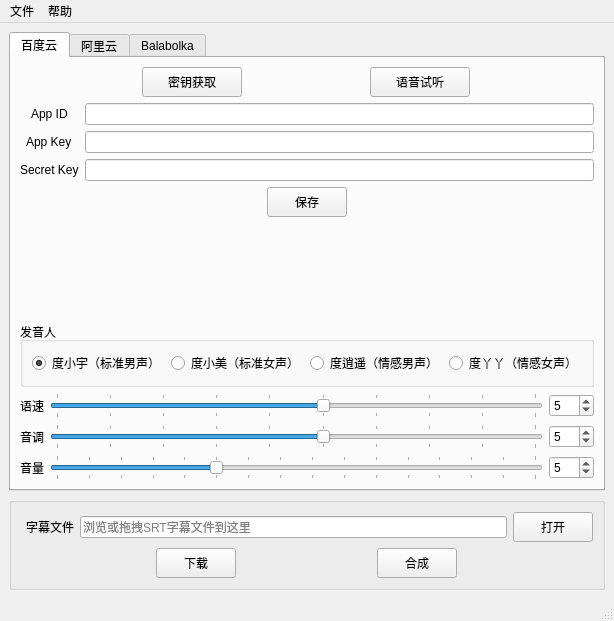
Before: the Qt Designer form mainwindow.ui in kizx/subtitle2audio, drawn with Qt 5.
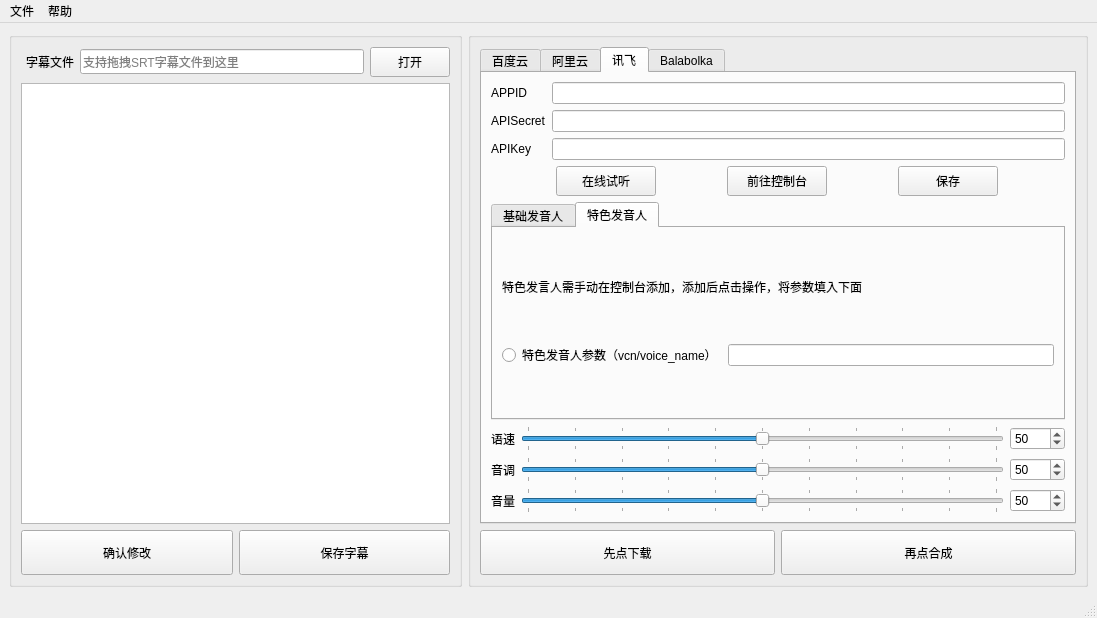
After: the same form once the commit is applied. The open tabs and pages were chosen to show the change. Custom widgets are drawn as their Qt base class.

Diff of the .ui file:
```diff
--- a/mainwindow.ui
+++ b/mainwindow.ui
@@ -6,17 +6,23 @@
    <rect>
     <x>0</x>
     <y>0</y>
-    <width>606</width>
-    <height>621</height>
+    <width>1097</width>
+    <height>606</height>
    </rect>
   </property>
   <property name="windowTitle">
    <string>字幕朗读器</string>
   </property>
   <widget class="QWidget" name="centralwidget">
-   <layout class="QGridLayout" name="gridLayout_6">
-    <item row="1" column="0">
+   <layout class="QHBoxLayout" name="horizontalLayout_20">
+    <item>
      <widget class="QGroupBox" name="groupBox">
+      <property name="sizePolicy">
+       <sizepolicy hsizetype="Expanding" vsizetype="Preferred">
+        <horstretch>0</horstretch>
+        <verstretch>0</verstretch>
+       </sizepolicy>
+      </property>
       <property name="title">
        <string/>
       </property>
@@ -35,11 +41,17 @@
          </item>
          <item>
           <widget class="MyQLine" name="file_path">
-           <property name="dragEnabled">
-            <bool>false</bool>
+           <property name="minimumSize">
+            <size>
+             <width>0</width>
+             <height>25</height>
+            </size>
+           </property>
+           <property name="readOnly">
+            <bool>true</bool>
            </property>
            <property name="placeholderText">
-            <string>浏览或拖拽SRT字幕文件到这里</string>
+            <string>支持拖拽SRT字幕文件到这里</string>
            </property>
           </widget>
          </item>
@@ -68,33 +80,43 @@
         </layout>
        </item>
        <item>
-        <layout class="QHBoxLayout" name="horizontalLayout_4">
-         <item>
-          <widget class="QPushButton" name="download">
-           <property name="sizePolicy">
-            <sizepolicy hsizetype="Fixed" vsizetype="Fixed">
-             <horstretch>0</horstretch>
-             <verstretch>0</verstretch>
-            </sizepolicy>
-           </property>
+        <widget class="MyQPlainTextEdit" name="subtext">
+         <property name="font">
+          <font>
+           <family>Microsoft YaHei UI</family>
+           <pointsize>10</pointsize>
+          </font>
+         </property>
+         <property name="statusTip">
+          <string>浏览编辑字幕</string>
+         </property>
+         <property name="plainText">
+          <string/>
+         </property>
+        </widget>
+       </item>
+       <item>
+        <layout class="QHBoxLayout" name="horizontalLayout_21">
+         <item>
+          <widget class="QPushButton" name="editsub">
            <property name="minimumSize">
             <size>
              <width>0</width>
-             <height>30</height>
+             <height>45</height>
             </size>
            </property>
            <property name="statusTip">
-            <string>先下载再合成</string>
+            <string>确认后修改才会生效</string>
            </property>
            <property name="text">
-            <string>下载</string>
+            <string>确认修改</string>
            </property>
           </widget>
          </item>
          <item>
-          <widget class="QPushButton" name="generate">
+          <widget class="QPushButton" name="save_sub">
            <property name="sizePolicy">
-            <sizepolicy hsizetype="Fixed" vsizetype="Fixed">
+            <sizepolicy hsizetype="Preferred" vsizetype="Fixed">
              <horstretch>0</horstretch>
              <verstretch>0</verstretch>
             </sizepolicy>
@@ -102,14 +124,14 @@
            <property name="minimumSize">
             <size>
              <width>0</width>
-             <height>30</height>
+             <height>45</height>
             </size>
            </property>
            <property name="statusTip">
-            <string>当前平台要选择正确</string>
+            <string>保存会覆盖源文件</string>
            </property>
            <property name="text">
-            <string>合成</string>
+            <string>保存字幕</string>
            </property>
           </widget>
          </item>
@@ -118,13 +140,25 @@
       </layout>
      </widget>
     </item>
-    <item row="0" column="0">
+    <item>
+     <widget class="QGroupBox" name="groupBox_2">
+      <property name="title">
+       <string/>
+      </property>
+      <layout class="QVBoxLayout" name="verticalLayout_10">
+       <item>
      <widget class="QTabWidget" name="tabWidget">
+         <property name="sizePolicy">
+          <sizepolicy hsizetype="Preferred" vsizetype="Expanding">
+           <horstretch>0</horstretch>
+           <verstretch>0</verstretch>
+          </sizepolicy>
+         </property>
       <property name="acceptDrops">
        <bool>false</bool>
       </property>
       <property name="currentIndex">
-       <number>2</number>
+          <number>0</number>
       </property>
       <widget class="QWidget" name="baidu">
        <attribute name="title">
@@ -132,53 +166,11 @@
        </attribute>
        <layout class="QVBoxLayout" name="verticalLayout_3">
         <item>
-         <layout class="QHBoxLayout" name="horizontalLayout">
-          <item>
-           <widget class="QPushButton" name="baiduapi">
-            <property name="sizePolicy">
-             <sizepolicy hsizetype="Fixed" vsizetype="Fixed">
-              <horstretch>0</horstretch>
-              <verstretch>0</verstretch>
-             </sizepolicy>
-            </property>
-            <property name="minimumSize">
-             <size>
-              <width>100</width>
-              <height>30</height>
-             </size>
-            </property>
-            <property name="text">
-             <string>密钥获取</string>
-            </property>
-           </widget>
-          </item>
-          <item>
-           <widget class="QPushButton" name="baiduai">
-            <property name="sizePolicy">
-             <sizepolicy hsizetype="Fixed" vsizetype="Fixed">
-              <horstretch>0</horstretch>
-              <verstretch>0</verstretch>
-             </sizepolicy>
-            </property>
-            <property name="minimumSize">
-             <size>
-              <width>100</width>
-              <height>30</height>
-             </size>
-            </property>
-            <property name="toolTip">
-             <string>前往官网试听</string>
-            </property>
-            <property name="statusTip">
-             <string>前往官网试听</string>
-            </property>
-            <property name="text">
-             <string>语音试听</string>
-            </property>
-           </widget>
-          </item>
-         </layout>
-        </item>
+            <widget class="QGroupBox" name="groupBox_4">
+             <property name="title">
+              <string/>
+             </property>
+             <layout class="QVBoxLayout" name="verticalLayout">
         <item>
          <layout class="QFormLayout" name="formLayout">
           <property name="labelAlignment">
@@ -233,6 +225,25 @@
         </item>
         <item>
          <layout class="QHBoxLayout" name="horizontalLayout_3">
+                <item>
+                 <widget class="QPushButton" name="baiduapi">
+                  <property name="sizePolicy">
+                   <sizepolicy hsizetype="Fixed" vsizetype="Fixed">
+                    <horstretch>0</horstretch>
+                    <verstretch>0</verstretch>
+                   </sizepolicy>
+                  </property>
+                  <property name="minimumSize">
+                   <size>
+                    <width>100</width>
+                    <height>30</height>
+                   </size>
+                  </property>
+                  <property name="text">
+                   <string>前往官网</string>
+                  </property>
+                 </widget>
+                </item>
           <item>
            <widget class="QPushButton" name="save_bd">
             <property name="sizePolicy">
@@ -243,11 +254,11 @@
             </property>
             <property name="minimumSize">
              <size>
-              <width>0</width>
+                    <width>100</width>
               <height>30</height>
              </size>
             </property>
-            <property name="toolTip">
+                  <property name="statusTip">
              <string>必须先保存</string>
             </property>
             <property name="styleSheet">
@@ -256,42 +267,21 @@
             <property name="text">
              <string>保存</string>
             </property>
-            <property name="checkable">
-             <bool>false</bool>
-            </property>
-            <property name="autoDefault">
-             <bool>false</bool>
-            </property>
-            <property name="default">
-             <bool>false</bool>
-            </property>
-            <property name="flat">
-             <bool>false</bool>
-            </property>
            </widget>
           </item>
          </layout>
         </item>
-        <item>
-         <spacer name="verticalSpacer">
-          <property name="orientation">
-           <enum>Qt::Vertical</enum>
-          </property>
-          <property name="sizeHint" stdset="0">
-           <size>
-            <width>20</width>
-            <height>40</height>
-           </size>
-          </property>
-         </spacer>
-        </item>
-        <item>
-         <layout class="QVBoxLayout" name="verticalLayout">
-          <property name="leftMargin">
-           <number>0</number>
-          </property>
+             </layout>
+            </widget>
+           </item>
           <item>
            <widget class="QGroupBox" name="person">
+             <property name="sizePolicy">
+              <sizepolicy hsizetype="Preferred" vsizetype="Preferred">
+               <horstretch>0</horstretch>
+               <verstretch>1</verstretch>
+              </sizepolicy>
+             </property>
             <property name="title">
              <string>发音人</string>
             </property>
@@ -345,25 +335,24 @@
             </layout>
            </widget>
           </item>
-         </layout>
-        </item>
         <item>
-         <layout class="QFormLayout" name="formLayout_2">
-          <property name="labelAlignment">
-           <set>Qt::AlignCenter</set>
-          </property>
-          <item row="0" column="0">
-           <widget class="QLabel" name="label_5">
-            <property name="text">
-             <string>语速</string>
-            </property>
-            <property name="alignment">
-             <set>Qt::AlignLeading|Qt::AlignLeft|Qt::AlignVCenter</set>
-            </property>
-           </widget>
-          </item>
-          <item row="0" column="1">
+            <widget class="QGroupBox" name="groupBox_3">
+             <property name="title">
+              <string/>
+             </property>
+             <layout class="QVBoxLayout" name="verticalLayout_11">
+              <item>
            <layout class="QHBoxLayout" name="horizontalLayout_14">
+                <item>
+                 <widget class="QLabel" name="label_5">
+                  <property name="text">
+                   <string>语速</string>
+                  </property>
+                  <property name="alignment">
+                   <set>Qt::AlignLeading|Qt::AlignLeft|Qt::AlignVCenter</set>
+                  </property>
+                 </widget>
+                </item>
             <item>
              <widget class="QSlider" name="spd_bd">
               <property name="maximum">
@@ -398,24 +387,24 @@
             </item>
            </layout>
           </item>
-          <item row="1" column="0">
-           <widget class="QLabel" name="label_6">
-            <property name="sizePolicy">
-             <sizepolicy hsizetype="Preferred" vsizetype="Preferred">
-              <horstretch>0</horstretch>
-              <verstretch>0</verstretch>
-             </sizepolicy>
-            </property>
-            <property name="text">
-             <string>音调</string>
-            </property>
-            <property name="alignment">
-             <set>Qt::AlignCenter</set>
-            </property>
-           </widget>
-          </item>
-          <item row="1" column="1">
+              <item>
            <layout class="QHBoxLayout" name="horizontalLayout_15">
+                <item>
+                 <widget class="QLabel" name="label_6">
+                  <property name="sizePolicy">
+                   <sizepolicy hsizetype="Preferred" vsizetype="Preferred">
+                    <horstretch>0</horstretch>
+                    <verstretch>0</verstretch>
+                   </sizepolicy>
+                  </property>
+                  <property name="text">
+                   <string>音调</string>
+                  </property>
+                  <property name="alignment">
+                   <set>Qt::AlignCenter</set>
+                  </property>
+                 </widget>
+                </item>
             <item>
              <widget class="QSlider" name="pit_bd">
               <property name="maximum">
@@ -450,15 +439,15 @@
             </item>
            </layout>
           </item>
-          <item row="2" column="0">
-           <widget class="QLabel" name="label_7">
-            <property name="text">
-             <string>音量</string>
-            </property>
-           </widget>
-          </item>
-          <item row="2" column="1">
+              <item>
            <layout class="QHBoxLayout" name="horizontalLayout_16">
+                <item>
+                 <widget class="QLabel" name="label_7">
+                  <property name="text">
+                   <string>音量</string>
+                  </property>
+                 </widget>
+                </item>
             <item>
              <widget class="QSlider" name="vol_bd">
               <property name="maximum">
@@ -497,6 +486,7 @@
            </layout>
           </item>
          </layout>
+            </widget>
         </item>
        </layout>
       </widget>
@@ -506,59 +496,11 @@
        </attribute>
        <layout class="QVBoxLayout" name="verticalLayout_4">
         <item>
-         <layout class="QHBoxLayout" name="horizontalLayout_6">
-          <item>
-           <widget class="QPushButton" name="aliapi">
-            <property name="sizePolicy">
-             <sizepolicy hsizetype="Fixed" vsizetype="Fixed">
-              <horstretch>0</horstretch>
-              <verstretch>0</verstretch>
-             </sizepolicy>
-            </property>
-            <property name="minimumSize">
-             <size>
-              <width>100</width>
-              <height>30</height>
-             </size>
-            </property>
-            <property name="toolTip">
-             <string>需要在两个页面分别获取以下信息</string>
-            </property>
-            <property name="statusTip">
-             <string>需要在两个页面分别获取以下信息</string>
-            </property>
-            <property name="text">
-             <string>密钥获取</string>
-            </property>
-           </widget>
-          </item>
-          <item>
-           <widget class="QPushButton" name="aliai">
-            <property name="sizePolicy">
-             <sizepolicy hsizetype="Fixed" vsizetype="Fixed">
-              <horstretch>0</horstretch>
-              <verstretch>0</verstretch>
-             </sizepolicy>
-            </property>
-            <property name="minimumSize">
-             <size>
-              <width>100</width>
-              <height>30</height>
-             </size>
-            </property>
-            <property name="toolTip">
-             <string>前往官网试听</string>
-            </property>
-            <property name="statusTip">
-             <string>前往官网试听</string>
-            </property>
-            <property name="text">
-             <string>语音试听</string>
-            </property>
-           </widget>
-          </item>
-         </layout>
-        </item>
+            <widget class="QGroupBox" name="groupBox_6">
+             <property name="title">
+              <string/>
+             </property>
+             <layout class="QVBoxLayout" name="verticalLayout_13">
         <item>
          <layout class="QFormLayout" name="formLayout_3">
           <property name="labelAlignment">
@@ -616,6 +558,56 @@
         </item>
         <item>
          <layout class="QHBoxLayout" name="horizontalLayout_7">
+                <item>
+                 <widget class="QPushButton" name="aliai">
+                  <property name="sizePolicy">
+                   <sizepolicy hsizetype="Fixed" vsizetype="Fixed">
+                    <horstretch>0</horstretch>
+                    <verstretch>0</verstretch>
+                   </sizepolicy>
+                  </property>
+                  <property name="minimumSize">
+                   <size>
+                    <width>100</width>
+                    <height>30</height>
+                   </size>
+                  </property>
+                  <property name="toolTip">
+                   <string>前往官网试听</string>
+                  </property>
+                  <property name="statusTip">
+                   <string>前往官网试听</string>
+                  </property>
+                  <property name="text">
+                   <string>在线试听</string>
+                  </property>
+                 </widget>
+                </item>
+                <item>
+                 <widget class="QPushButton" name="aliapi">
+                  <property name="sizePolicy">
+                   <sizepolicy hsizetype="Fixed" vsizetype="Fixed">
+                    <horstretch>0</horstretch>
+                    <verstretch>0</verstretch>
+                   </sizepolicy>
+                  </property>
+                  <property name="minimumSize">
+                   <size>
+                    <width>100</width>
+                    <height>30</height>
+                   </size>
+                  </property>
+                  <property name="toolTip">
+                   <string>需要在两个页面分别获取以上信息</string>
+                  </property>
+                  <property name="statusTip">
+                   <string>需要在两个页面分别获取以上信息</string>
+                  </property>
+                  <property name="text">
+                   <string>前往控制台</string>
+                  </property>
+                 </widget>
+                </item>
           <item>
            <widget class="QPushButton" name="save_ali">
             <property name="sizePolicy">
@@ -626,13 +618,10 @@
             </property>
             <property name="minimumSize">
              <size>
-              <width>0</width>
+                    <width>100</width>
               <height>30</height>
              </size>
             </property>
-            <property name="toolTip">
-             <string>必须先保存</string>
-            </property>
             <property name="statusTip">
              <string>必须先保存</string>
             </property>
@@ -655,23 +644,19 @@
           </item>
          </layout>
         </item>
-        <item>
-         <spacer name="verticalSpacer_2">
-          <property name="orientation">
-           <enum>Qt::Vertical</enum>
-          </property>
-          <property name="sizeHint" stdset="0">
-           <size>
-            <width>20</width>
-            <height>40</height>
-           </size>
-          </property>
-         </spacer>
+             </layout>
+            </widget>
         </item>
         <item>
          <layout class="QVBoxLayout" name="verticalLayout_6">
           <item>
            <widget class="QTabWidget" name="PerTab">
+               <property name="sizePolicy">
+                <sizepolicy hsizetype="Expanding" vsizetype="Expanding">
+                 <horstretch>0</horstretch>
+                 <verstretch>1</verstretch>
+                </sizepolicy>
+               </property>
             <property name="toolTip">
              <string/>
             </property>
@@ -682,7 +667,7 @@
              <string/>
             </property>
             <property name="currentIndex">
-             <number>5</number>
+                <number>0</number>
             </property>
             <widget class="QWidget" name="tab_1">
              <attribute name="title">
@@ -1214,19 +1199,26 @@
          </layout>
         </item>
         <item>
-         <layout class="QFormLayout" name="formLayout_4">
-          <property name="labelAlignment">
-           <set>Qt::AlignCenter</set>
-          </property>
-          <item row="0" column="0">
-           <widget class="QLabel" name="label_9">
-            <property name="text">
-             <string>语速</string>
-            </property>
-           </widget>
-          </item>
-          <item row="0" column="1">
+            <widget class="QGroupBox" name="groupBox_5">
+             <property name="sizePolicy">
+              <sizepolicy hsizetype="Preferred" vsizetype="Preferred">
+               <horstretch>0</horstretch>
+               <verstretch>0</verstretch>
+              </sizepolicy>
+             </property>
+             <property name="title">
+              <string/>
+             </property>
+             <layout class="QVBoxLayout" name="verticalLayout_12">
+              <item>
            <layout class="QHBoxLayout" name="horizontalLayout_10">
+                <item>
+                 <widget class="QLabel" name="label_9">
+                  <property name="text">
+                   <string>语速</string>
+                  </property>
+                 </widget>
+                </item>
             <item>
              <widget class="QSlider" name="spd_ali">
               <property name="minimum">
@@ -1273,24 +1265,24 @@
             </item>
            </layout>
           </item>
-          <item row="1" column="0">
-           <widget class="QLabel" name="label_10">
-            <property name="sizePolicy">
-             <sizepolicy hsizetype="Preferred" vsizetype="Preferred">
-              <horstretch>0</horstretch>
-              <verstretch>0</verstretch>
-             </sizepolicy>
-            </property>
-            <property name="text">
-             <string>音调</string>
-            </property>
-            <property name="alignment">
-             <set>Qt::AlignCenter</set>
-            </property>
-           </widget>
-          </item>
-          <item row="1" column="1">
+              <item>
            <layout class="QHBoxLayout" name="horizontalLayout_12">
+                <item>
+                 <widget class="QLabel" name="label_10">
+                  <property name="sizePolicy">
+                   <sizepolicy hsizetype="Preferred" vsizetype="Preferred">
+                    <horstretch>0</horstretch>
+                    <verstretch>0</verstretch>
+                   </sizepolicy>
+                  </property>
+                  <property name="text">
+                   <string>音调</string>
+                  </property>
+                  <property name="alignment">
+                   <set>Qt::AlignCenter</set>
+                  </property>
+                 </widget>
+                </item>
             <item>
              <widget class="QSlider" name="pit_ali">
               <property name="minimum">
@@ -1337,15 +1329,15 @@
             </item>
            </layout>
           </item>
-          <item row="2" column="0">
-           <widget class="QLabel" name="label_11">
-            <property name="text">
-             <string>音量</string>
-            </property>
-           </widget>
-          </item>
-          <item row="2" column="1">
+              <item>
            <layout class="QHBoxLayout" name="horizontalLayout_13">
+                <item>
+                 <widget class="QLabel" name="label_11">
+                  <property name="text">
+                   <string>音量</string>
+                  </property>
+                 </widget>
+                </item>
             <item>
              <widget class="QSlider" name="vol_ali">
               <property name="maximum">
@@ -1387,6 +1379,7 @@
            </layout>
           </item>
          </layout>
+            </widget>
         </item>
         <item>
          <layout class="QHBoxLayout" name="horizontalLayout_8">
@@ -1455,6 +1448,395 @@
         </item>
        </layout>
       </widget>
+         <widget class="QWidget" name="tab">
+          <attribute name="title">
+           <string>讯飞</string>
+          </attribute>
+          <layout class="QVBoxLayout" name="verticalLayout_8">
+           <item>
+            <layout class="QFormLayout" name="formLayout_5">
+             <item row="0" column="0">
+              <widget class="QLabel" name="label_8">
+               <property name="text">
+                <string>APPID</string>
+               </property>
+              </widget>
+             </item>
+             <item row="0" column="1">
+              <widget class="QLineEdit" name="app_id_xf"/>
+             </item>
+             <item row="1" column="0">
+              <widget class="QLabel" name="label_12">
+               <property name="text">
+                <string>APISecret</string>
+               </property>
+              </widget>
+             </item>
+             <item row="1" column="1">
+              <widget class="QLineEdit" name="api_secret_xf">
+               <property name="echoMode">
+                <enum>QLineEdit::PasswordEchoOnEdit</enum>
+               </property>
+              </widget>
+             </item>
+             <item row="2" column="0">
+              <widget class="QLabel" name="label_13">
+               <property name="text">
+                <string>APIKey</string>
+               </property>
+              </widget>
+             </item>
+             <item row="2" column="1">
+              <widget class="QLineEdit" name="api_key_xf"/>
+             </item>
+            </layout>
+           </item>
+           <item>
+            <layout class="QHBoxLayout" name="horizontalLayout">
+             <item>
+              <widget class="QPushButton" name="xfai">
+               <property name="sizePolicy">
+                <sizepolicy hsizetype="Fixed" vsizetype="Fixed">
+                 <horstretch>0</horstretch>
+                 <verstretch>0</verstretch>
+                </sizepolicy>
+               </property>
+               <property name="minimumSize">
+                <size>
+                 <width>100</width>
+                 <height>30</height>
+                </size>
+               </property>
+               <property name="text">
+                <string>在线试听</string>
+               </property>
+              </widget>
+             </item>
+             <item>
+              <widget class="QPushButton" name="xfapi">
+               <property name="sizePolicy">
+                <sizepolicy hsizetype="Fixed" vsizetype="Fixed">
+                 <horstretch>0</horstretch>
+                 <verstretch>0</verstretch>
+                </sizepolicy>
+               </property>
+               <property name="minimumSize">
+                <size>
+                 <width>100</width>
+                 <height>30</height>
+                </size>
+               </property>
+               <property name="text">
+                <string>前往控制台</string>
+               </property>
+              </widget>
+             </item>
+             <item>
+              <widget class="QPushButton" name="save_xf">
+               <property name="sizePolicy">
+                <sizepolicy hsizetype="Fixed" vsizetype="Fixed">
+                 <horstretch>0</horstretch>
+                 <verstretch>0</verstretch>
+                </sizepolicy>
+               </property>
+               <property name="minimumSize">
+                <size>
+                 <width>100</width>
+                 <height>30</height>
+                </size>
+               </property>
+               <property name="statusTip">
+                <string>必须先保存</string>
+               </property>
+               <property name="text">
+                <string>保存</string>
+               </property>
+              </widget>
+             </item>
+            </layout>
+           </item>
+           <item>
+            <widget class="QTabWidget" name="tabWidget_2">
+             <property name="currentIndex">
+              <number>0</number>
+             </property>
+             <widget class="QWidget" name="tab_7">
+              <attribute name="title">
+               <string>基础发音人</string>
+              </attribute>
+              <layout class="QGridLayout" name="gridLayout_9">
+               <item row="0" column="0">
+                <widget class="QRadioButton" name="xiaoyan">
+                 <property name="text">
+                  <string>小燕 甜美女生</string>
+                 </property>
+                 <property name="checked">
+                  <bool>true</bool>
+                 </property>
+                 <attribute name="buttonGroup">
+                  <string notr="true">per_xf</string>
+                 </attribute>
+                </widget>
+               </item>
+               <item row="0" column="1">
+                <widget class="QRadioButton" name="aisjiuxu">
+                 <property name="text">
+                  <string>许久 亲切男声</string>
+                 </property>
+                 <attribute name="buttonGroup">
+                  <string notr="true">per_xf</string>
+                 </attribute>
+                </widget>
+               </item>
+               <item row="0" column="2">
+                <widget class="QRadioButton" name="aisxping">
+                 <property name="text">
+                  <string>小萍 知性女声</string>
+                 </property>
+                 <attribute name="buttonGroup">
+                  <string notr="true">per_xf</string>
+                 </attribute>
+                </widget>
+               </item>
+               <item row="0" column="3">
+                <widget class="QRadioButton" name="aisjinger">
+                 <property name="text">
+                  <string>小婧 亲切女声</string>
+                 </property>
+                 <attribute name="buttonGroup">
+                  <string notr="true">per_xf</string>
+                 </attribute>
+                </widget>
+               </item>
+               <item row="1" column="0">
+                <widget class="QRadioButton" name="aisbabyxu">
+                 <property name="text">
+                  <string>许小宝 可爱童声</string>
+                 </property>
+                 <attribute name="buttonGroup">
+                  <string notr="true">per_xf</string>
+                 </attribute>
+                </widget>
+               </item>
+              </layout>
+             </widget>
+             <widget class="QWidget" name="tab_8">
+              <attribute name="title">
+               <string>特色发音人</string>
+              </attribute>
+              <layout class="QVBoxLayout" name="verticalLayout_9">
+               <item>
+                <widget class="QLabel" name="label_18">
+                 <property name="sizePolicy">
+                  <sizepolicy hsizetype="Preferred" vsizetype="Fixed">
+                   <horstretch>0</horstretch>
+                   <verstretch>0</verstretch>
+                  </sizepolicy>
+                 </property>
+                 <property name="text">
+                  <string>特色发言人需手动在控制台添加，添加后点击操作，将参数填入下面</string>
+                 </property>
+                </widget>
+               </item>
+               <item>
+                <layout class="QHBoxLayout" name="horizontalLayout_19">
+                 <item>
+                  <widget class="QRadioButton" name="tsvcn">
+                   <property name="sizePolicy">
+                    <sizepolicy hsizetype="Fixed" vsizetype="Fixed">
+                     <horstretch>0</horstretch>
+                     <verstretch>0</verstretch>
+                    </sizepolicy>
+                   </property>
+                   <property name="text">
+                    <string>特色发音人参数（vcn/voice_name）</string>
+                   </property>
+                   <attribute name="buttonGroup">
+                    <string notr="true">per_xf</string>
+                   </attribute>
+                  </widget>
+                 </item>
+                 <item>
+                  <widget class="QLineEdit" name="xfvcn">
+                   <property name="sizePolicy">
+                    <sizepolicy hsizetype="Preferred" vsizetype="Fixed">
+                     <horstretch>0</horstretch>
+                     <verstretch>0</verstretch>
+                    </sizepolicy>
+                   </property>
+                  </widget>
+                 </item>
+                </layout>
+               </item>
+              </layout>
+             </widget>
+            </widget>
+           </item>
+           <item>
+            <layout class="QVBoxLayout" name="verticalLayout_2">
+             <item>
+              <layout class="QHBoxLayout" name="horizontalLayout_6">
+               <item>
+                <widget class="QLabel" name="label_17">
+                 <property name="text">
+                  <string>语速</string>
+                 </property>
+                 <property name="alignment">
+                  <set>Qt::AlignLeading|Qt::AlignLeft|Qt::AlignVCenter</set>
+                 </property>
+                </widget>
+               </item>
+               <item>
+                <widget class="QSlider" name="spd_xf">
+                 <property name="maximum">
+                  <number>100</number>
+                 </property>
+                 <property name="singleStep">
+                  <number>10</number>
+                 </property>
+                 <property name="pageStep">
+                  <number>10</number>
+                 </property>
+                 <property name="value">
+                  <number>50</number>
+                 </property>
+                 <property name="orientation">
+                  <enum>Qt::Horizontal</enum>
+                 </property>
+                 <property name="tickPosition">
+                  <enum>QSlider::TicksBothSides</enum>
+                 </property>
+                </widget>
+               </item>
+               <item>
+                <widget class="QSpinBox" name="vol_spin_ali_2">
+                 <property name="minimumSize">
+                  <size>
+                   <width>55</width>
+                   <height>0</height>
+                  </size>
+                 </property>
+                 <property name="maximum">
+                  <number>100</number>
+                 </property>
+                 <property name="value">
+                  <number>50</number>
+                 </property>
+                </widget>
+               </item>
+              </layout>
+             </item>
+             <item>
+              <layout class="QHBoxLayout" name="horizontalLayout_9">
+               <item>
+                <widget class="QLabel" name="label_15">
+                 <property name="sizePolicy">
+                  <sizepolicy hsizetype="Preferred" vsizetype="Preferred">
+                   <horstretch>0</horstretch>
+                   <verstretch>0</verstretch>
+                  </sizepolicy>
+                 </property>
+                 <property name="text">
+                  <string>音调</string>
+                 </property>
+                 <property name="alignment">
+                  <set>Qt::AlignCenter</set>
+                 </property>
+                </widget>
+               </item>
+               <item>
+                <widget class="QSlider" name="pit_xf">
+                 <property name="maximum">
+                  <number>100</number>
+                 </property>
+                 <property name="singleStep">
+                  <number>10</number>
+                 </property>
+                 <property name="pageStep">
+                  <number>10</number>
+                 </property>
+                 <property name="value">
+                  <number>50</number>
+                 </property>
+                 <property name="orientation">
+                  <enum>Qt::Horizontal</enum>
+                 </property>
+                 <property name="tickPosition">
+                  <enum>QSlider::TicksBothSides</enum>
+                 </property>
+                </widget>
+               </item>
+               <item>
+                <widget class="QSpinBox" name="vol_spin_ali_3">
+                 <property name="minimumSize">
+                  <size>
+                   <width>55</width>
+                   <height>0</height>
+                  </size>
+                 </property>
+                 <property name="maximum">
+                  <number>100</number>
+                 </property>
+                 <property name="value">
+                  <number>50</number>
+                 </property>
+                </widget>
+               </item>
+              </layout>
+             </item>
+             <item>
+              <layout class="QHBoxLayout" name="horizontalLayout_18">
+               <item>
+                <widget class="QLabel" name="label_16">
+                 <property name="text">
+                  <string>音量</string>
+                 </property>
+                </widget>
+               </item>
+               <item>
+                <widget class="QSlider" name="vol_xf">
+                 <property name="maximum">
+                  <number>100</number>
+                 </property>
+                 <property name="singleStep">
+                  <number>10</number>
+                 </property>
+                 <property name="pageStep">
+                  <number>10</number>
+                 </property>
+                 <property name="value">
+                  <number>50</number>
+                 </property>
+                 <property name="orientation">
+                  <enum>Qt::Horizontal</enum>
+                 </property>
+                 <property name="tickPosition">
+                  <enum>QSlider::TicksBothSides</enum>
+                 </property>
+                </widget>
+               </item>
+               <item>
+                <widget class="QSpinBox" name="vol_spin_ali_4">
+                 <property name="minimumSize">
+                  <size>
+                   <width>55</width>
+                   <height>0</height>
+                  </size>
+                 </property>
+                 <property name="maximum">
+                  <number>100</number>
+                 </property>
+                 <property name="value">
+                  <number>50</number>
+                 </property>
+                </widget>
+               </item>
+              </layout>
+             </item>
+            </layout>
+           </item>
+          </layout>
+         </widget>
       <widget class="QWidget" name="bal">
        <attribute name="title">
         <string>Balabolka</string>
@@ -1706,12 +2088,57 @@
         <item>
          <widget class="QLabel" name="label_4">
           <property name="text">
-           <string>本语音库无需注册相关平台账号，但不保证所有选项可用，也不保证所有文本和网络环境下可用</string>
+              <string>本语音库无需注册相关平台账号，但不是所有选项可用，不保证所有文本和网络环境下均可用</string>
           </property>
          </widget>
         </item>
        </layout>
       </widget>
+        </widget>
+       </item>
+       <item>
+        <layout class="QHBoxLayout" name="horizontalLayout_4">
+         <item>
+          <widget class="QPushButton" name="download">
+           <property name="sizePolicy">
+            <sizepolicy hsizetype="Preferred" vsizetype="Fixed">
+             <horstretch>0</horstretch>
+             <verstretch>0</verstretch>
+            </sizepolicy>
+           </property>
+           <property name="minimumSize">
+            <size>
+             <width>0</width>
+             <height>45</height>
+            </size>
+           </property>
+           <property name="text">
+            <string>先点下载</string>
+           </property>
+          </widget>
+         </item>
+         <item>
+          <widget class="QPushButton" name="generate">
+           <property name="sizePolicy">
+            <sizepolicy hsizetype="Preferred" vsizetype="Fixed">
+             <horstretch>0</horstretch>
+             <verstretch>0</verstretch>
+            </sizepolicy>
+           </property>
+           <property name="minimumSize">
+            <size>
+             <width>0</width>
+             <height>45</height>
+            </size>
+           </property>
+           <property name="text">
+            <string>再点合成</string>
+           </property>
+          </widget>
+         </item>
+        </layout>
+       </item>
+      </layout>
      </widget>
     </item>
    </layout>
@@ -1721,7 +2148,7 @@
     <rect>
      <x>0</x>
      <y>0</y>
-     <width>606</width>
+     <width>1097</width>
      <height>23</height>
     </rect>
    </property>
@@ -1792,6 +2219,11 @@
    <extends>QLineEdit</extends>
    <header>MyWidget</header>
   </customwidget>
+  <customwidget>
+   <class>MyQPlainTextEdit</class>
+   <extends>QPlainTextEdit</extends>
+   <header>MyWidget</header>
+  </customwidget>
  </customwidgets>
  <resources/>
  <connections>
```
Left out of the diff: 195 changed lines with no effect on the pictures. Lines whose indentation alone changed are shown as unchanged.
